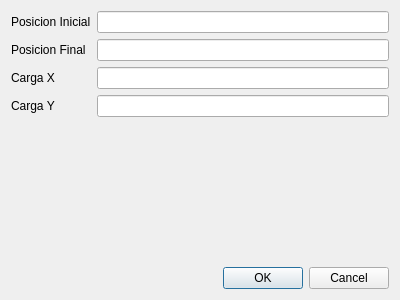
Qt form mkstools/dialogs/dlgeditcargauniformedistribuida.ui (diegowald/mkstools) before a commit.
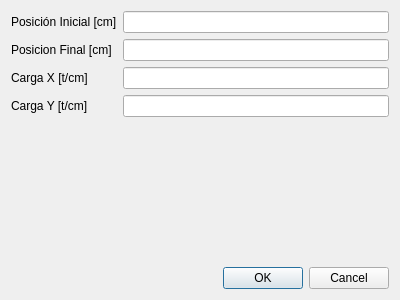
The same form after that commit.

```diff
--- a/mkstools/dialogs/dlgeditcargauniformedistribuida.ui
+++ b/mkstools/dialogs/dlgeditcargauniformedistribuida.ui
@@ -19,7 +19,7 @@
      <item row="0" column="0">
       <widget class="QLabel" name="label">
        <property name="text">
-        <string>Posicion Inicial</string>
+        <string>Posición Inicial [cm]</string>
        </property>
       </widget>
      </item>
@@ -29,7 +29,7 @@
      <item row="1" column="0">
       <widget class="QLabel" name="label_2">
        <property name="text">
-        <string>Posicion Final</string>
+        <string>Posicion Final [cm]</string>
        </property>
       </widget>
      </item>
@@ -39,7 +39,7 @@
      <item row="2" column="0">
       <widget class="QLabel" name="label_3">
        <property name="text">
-        <string>Carga X</string>
+        <string>Carga X [t/cm]</string>
        </property>
       </widget>
      </item>
@@ -52,7 +52,7 @@
      <item row="3" column="0">
       <widget class="QLabel" name="label_4">
        <property name="text">
-        <string>Carga Y</string>
+        <string>Carga Y [t/cm]</string>
        </property>
       </widget>
      </item>
```
